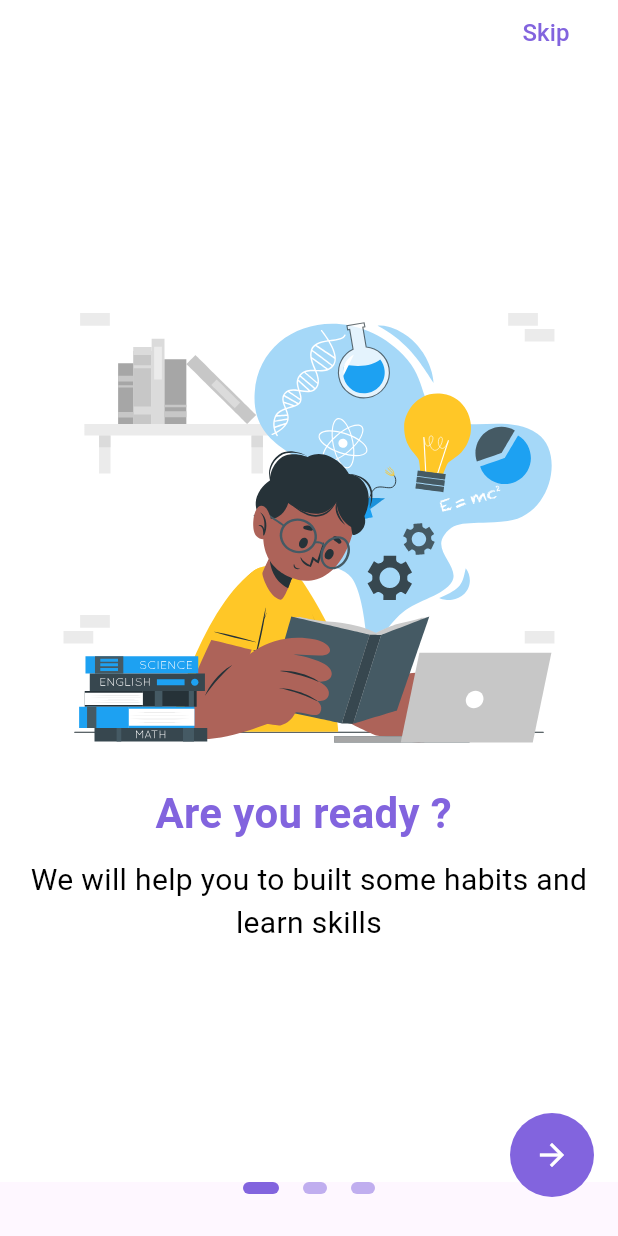
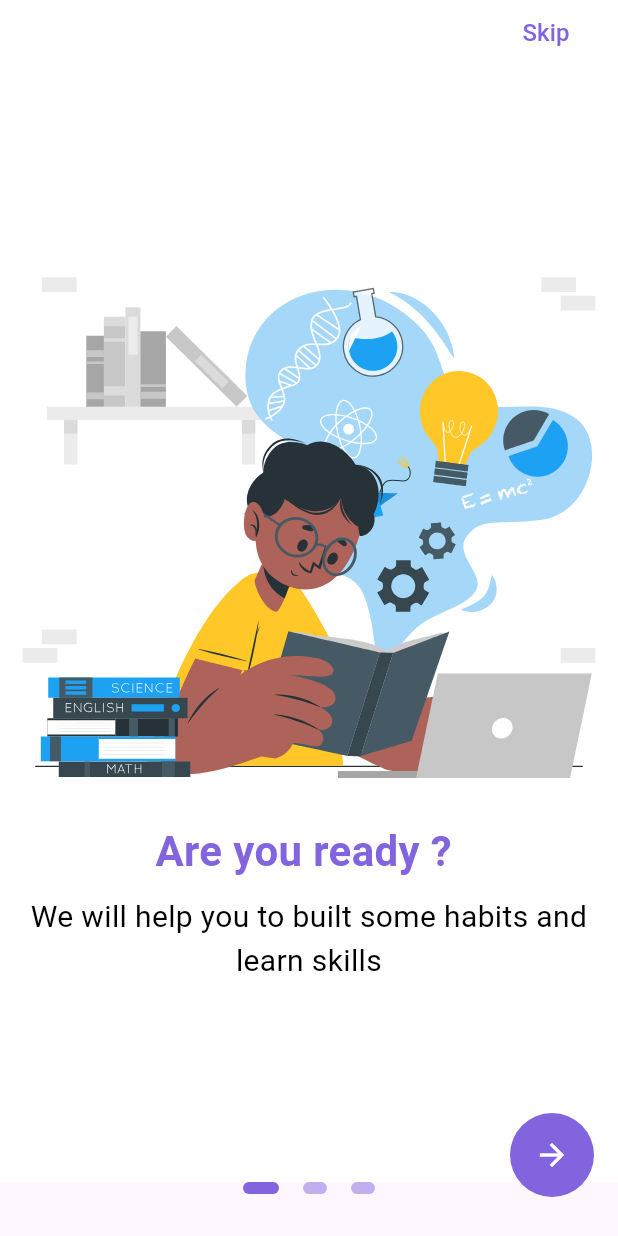
Before and after one commit to EsAm1973/Habit-Tracking, a Flutter app: the screen it shows after launch, on a phone screen of 412 x 824 dp. Run offline on Flutter 3.47's test engine with Material 3 defaults, Android fonts, the phone set to English and light mode, and no system bars; drawn by our look-alikes of flutter_onboarding_slider; our stand-ins replace cloud_firestore, firebase_auth, firebase_core, fl_chart, lottie; accounts and stored records are empty; project files that could hold a hidden picture were left out.

Commit message:
splash&onboarding

```diff
--- a/lib/widgets/onboarding_build_page.dart
+++ b/lib/widgets/onboarding_build_page.dart
@@ -16,7 +16,7 @@ Widget buildPage({
       children: [
         Lottie.asset(
           image,
-          height: 300, // Ensure consistent height
+          height: 350, // Ensure consistent height
           fit: BoxFit.cover, // Use BoxFit.cover or BoxFit.contain
         ),
         SizedBox(height: 20),
```
